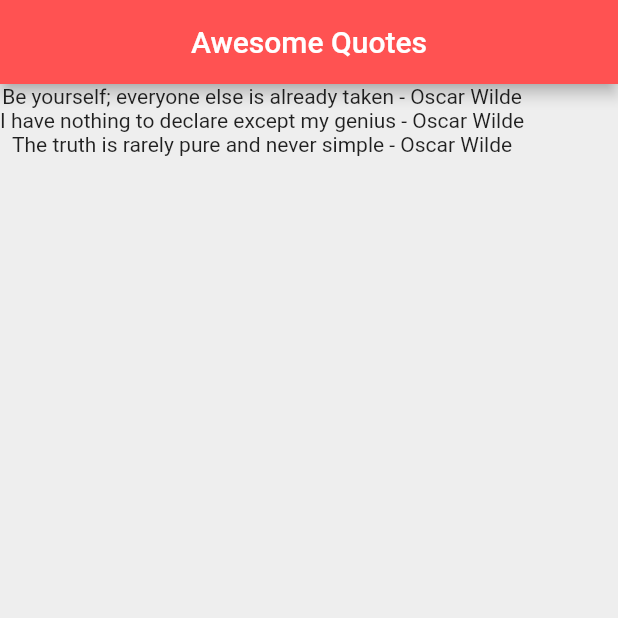
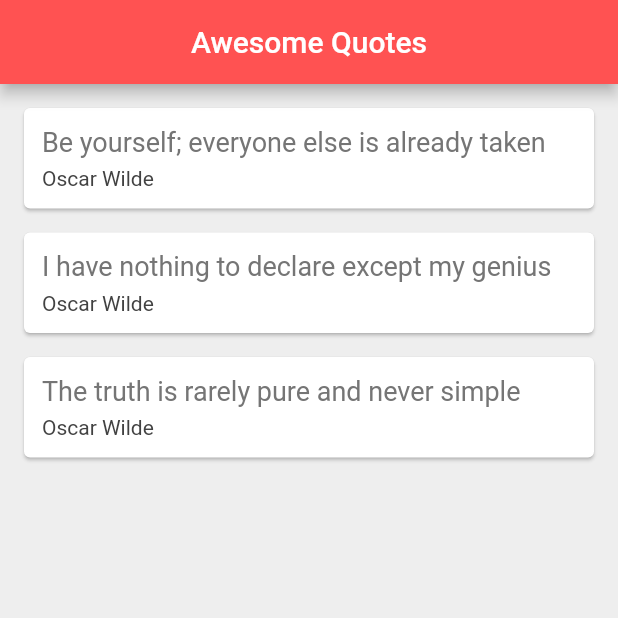
Before and after one commit to richardingwe/quote_list_app, a Flutter app: the screen it shows after launch, on a phone screen of 412 x 824 dp, the top half of it. Run offline on Flutter 3.47's test engine with Material 2 defaults, Android fonts, the light colour scheme and no system bars.

Commit message:
added padding to cards

```diff
--- a/lib/main.dart
+++ b/lib/main.dart
@@ -28,7 +28,10 @@ class _QuoteListState extends State<QuoteList> {
   Widget quoteTemplate(quote) {
     return Card(
       margin: EdgeInsets.fromLTRB(16.0, 16.0, 16.0, 0.0),
+      child: Padding(
+        padding: const EdgeInsets.all(12.0),
         child: Column(
+          crossAxisAlignment: CrossAxisAlignment.stretch,
           children: <Widget>[
             Text(
               quote.text,
@@ -49,6 +52,7 @@ class _QuoteListState extends State<QuoteList> {
             )
           ],
         ),
+      ),
     );
   }
 
@@ -63,7 +67,7 @@ class _QuoteListState extends State<QuoteList> {
       ),
       body: Column(
         children: quotes
-            .map((quote) => Text('${quote.text} - ${quote.author}'))
+            .map((quote) => quoteTemplate(quote))
             .toList(),
       ),
     );
```
Lines whose indentation alone changed are shown as unchanged.
